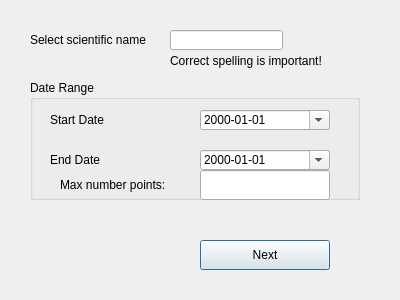
The window that WFS_search.ui (albabjorkman/GIT-project) describes before a commit, drawn with Qt 5.
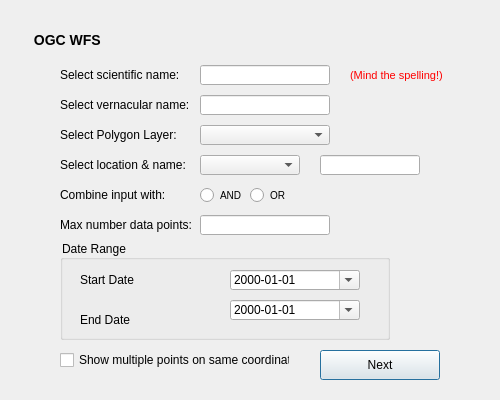
The same window after the commit.

The edit to the form file:
```diff
--- a/WFS_search.ui
+++ b/WFS_search.ui
@@ -6,167 +6,415 @@
    <rect>
     <x>0</x>
     <y>0</y>
-    <width>400</width>
-    <height>300</height>
+    <width>500</width>
+    <height>400</height>
    </rect>
   </property>
   <property name="windowTitle">
-   <string>WFS Service</string>
+   <string>OGC WFS</string>
   </property>
   
-  <widget class="QPushButton" name="loadDataButton">
+  <!-- Title label -->
+  <widget class="QLabel" name="Title_art">
+    <property name="geometry">
+     <rect>
+      <x>30</x>´
+      <y>30</y>
+      <width>300</width>
+      <height>20</height>
+     </rect>
+    </property>
+    <property name="text">
+     <string> OGC WFS </string>
+    </property>
+	<property name="styleSheet">
+    <string>
+	  font-weight: bold;
+      font-size: 14px;
+      font-family: "Arial";
+    </string>
+   </property>
+  </widget>
+  
+  <!-- Label, scientific name-->
+  <widget class="QLabel" name="lableAreaType_2">
    <property name="geometry">
     <rect>
-     <x>200</x>
-     <y>240</y>
+     <x>60</x>
+     <y>60</y>
      <width>130</width>
      <height>30</height>
     </rect>
    </property>
    <property name="text">
-    <string>Next</string>
+    <string>Select scientific name:</string>
    </property>
+   <property name="styleSheet">
+    <string>
+      font-size: 12px;
+      font-family: "Arial";
+    </string>
+  </property>
   </widget>
-
-  <widget class="QLabel" name="labelAreaType_2">
-   <property name="geometry">
-    <rect>
-     <x>30</x>
-     <y>19</y>
-     <width>130</width>
-     <height>41</height>
-    </rect>
-   </property>
-   <property name="text">
-    <string>Select scientific name</string>
-   </property>
-  </widget>
-
+  
+  <!-- Line, scientific name-->
   <widget class="QLineEdit" name="scientificName">
    <property name="geometry">
     <rect>
-     <x>170</x>
-     <y>30</y>
-     <width>113</width>
+     <x>200</x>
+     <y>65</y>
+     <width>130</width>
      <height>20</height>
     </rect>
    </property>
   </widget>
-
+  
+  <!-- Label, reminder spelling-->
   <widget class="QLabel" name="labelReminder">
    <property name="geometry">
     <rect>
-     <x>170</x>
-     <y>40</y>
-     <width>151</width>
-     <height>41</height>
+     <x>350</x>
+     <y>65</y>
+     <width>150</width>
+     <height>20</height>
     </rect>
    </property>
    <property name="text">
-    <string>Correct spelling is important!</string>
+    <string>(Mind the spelling!)</string>
    </property>
+   <property name="styleSheet">
+    <string>
+      font-size: 11px;
+      font-family: "Arial";
+	  color: #FF0000;
+    </string>
+  </property>
   </widget>
-
+  
+  <!-- Label, vernacular name-->
+  <widget class="QLabel" name="lableAreaType_4">
+   <property name="geometry">
+    <rect>
+     <x>60</x>
+     <y>90</y>
+     <width>130</width>
+     <height>30</height>
+    </rect>
+   </property>
+   <property name="text">
+    <string>Select vernacular name:</string>
+   </property>
+   <property name="styleSheet">
+    <string>
+      font-size: 12px;
+      font-family: "Arial";
+    </string>
+  </property>
+  </widget>
+  
+  <!-- Line, vernacular name-->
+  <widget class="QLineEdit" name="vernacularName">
+   <property name="geometry">
+    <rect>
+     <x>200</x>
+     <y>95</y>
+     <width>130</width>
+     <height>20</height>
+    </rect>
+   </property>
+  </widget>
+  
+  <!-- Label, polygon-->
+  <widget class="QLabel" name="labelPolygonLayer">
+   <property name="geometry">
+    <rect>
+     <x>60</x>
+     <y>120</y>
+     <width>130</width>
+     <height>30</height>
+    </rect>
+   </property>
+   <property name="text">
+    <string>Select Polygon Layer:</string>
+   </property>
+   <property name="styleSheet">
+    <string>
+      font-size: 12px;
+      font-family: "Arial";
+    </string>
+  </property>
+  </widget>
+  
+  <!-- Combobox, polygon-->
+  <widget class="QComboBox" name="polygonLayerComboBox">
+   <property name="geometry">
+    <rect>
+     <x>200</x>
+     <y>125</y>
+     <width>130</width>
+     <height>20</height>
+    </rect>
+   </property>
+  </widget>
+  
+  <!-- Label, locality-->
+  <widget class="QLabel" name="labelLocality">
+   <property name="geometry">
+    <rect>
+     <x>60</x>
+     <y>150</y>
+     <width>130</width>
+     <height>30</height>
+    </rect>
+   </property>
+   <property name="text">
+    <string>Select location &amp; name:</string>
+   </property>
+   <property name="styleSheet">
+    <string>
+      font-size: 12px;
+      font-family: "Arial";
+    </string>
+  </property>
+  </widget>
+   
+   <!-- Combobox, locality-->
+   <widget class="QComboBox" name="AreaType">
+   <property name="geometry">
+    <rect>
+     <x>200</x>
+     <y>155</y>
+     <width>100</width>
+     <height>20</height>
+    </rect>
+   </property>
+  </widget>  
+  
+  <!-- Line, location-->
+   <widget class="QLineEdit" name="writeAreaType">
+   <property name="geometry">
+    <rect>
+     <x>320</x>
+     <y>155</y>
+     <width>100</width>
+     <height>20</height>
+    </rect>
+   </property>
+  </widget>
+  
+  <!-- Label, combine input-->
+  <widget class="QLabel" name="lableAreaType_5">
+   <property name="geometry">
+    <rect>
+     <x>60</x>
+     <y>180</y>
+     <width>120</width>
+     <height>30</height>
+    </rect>
+   </property>
+   <property name="text">
+    <string>Combine input with:</string>
+   </property>
+   <property name="styleSheet">
+    <string>
+      font-size: 12px;
+      font-family: "Arial";
+    </string>
+  </property>
+  </widget>
+  
+  <!-- RadioButton, AND-->
+  <widget class="QRadioButton" name="AND">
+   <property name="geometry">
+    <rect>
+     <x>200</x>
+     <y>185</y>
+     <width>80</width>
+     <height>20</height>
+    </rect>
+   </property>
+   <property name="text">
+    <string>AND</string>
+   </property>
+   <property name="styleSheet">
+    <string>
+      font-size: 10px;
+      font-family: "Arial";
+    </string>
+  </property>
+  </widget>
+  
+  <!-- Radiobutton, OR-->
+  <widget class="QRadioButton" name="OR">
+   <property name="geometry">
+    <rect>
+     <x>250</x>
+     <y>185</y>
+     <width>80</width>
+     <height>20</height>
+    </rect>
+   </property>
+   <property name="text">
+    <string>OR</string>
+   </property>
+   <property name="styleSheet">
+    <string>
+      font-size: 10px;
+      font-family: "Arial";
+    </string>
+  </property>
+  </widget>
+  
+  <!-- Label, nbr of data points-->
+  <widget class="QLabel" name="lableAreaType_6">
+   <property name="geometry">
+    <rect>
+     <x>60</x>
+     <y>210</y>
+     <width>140</width>
+     <height>30</height>
+    </rect>
+   </property>
+   <property name="text">
+    <string>Max number data points:</string>
+   </property>
+   <property name="styleSheet">
+    <string>
+      font-size: 12px;
+      font-family: "Arial";
+    </string>
+  </property>
+  </widget>
+  
+  <!-- Line, nbr of data points-->
+  <widget class="QLineEdit" name="maxNbr_WFS">
+   <property name="geometry">
+    <rect>
+     <x>200</x>
+     <y>215</y>
+     <width>130</width>
+     <height>20</height>
+    </rect>
+   </property>
+  </widget>
+  
+   <!-- Data and time box --> 
   <widget class="QGroupBox" name="dateAndTimeBox">
+   <property name="geometry">
+    <rect>
+     <x>60</x>
+     <y>240</y>
+     <width>330</width>
+     <height>100</height>
+    </rect>
+   </property>
+   <property name="title">
+    <string>Date Range</string>
+   </property>
+   	<property name="styleSheet">
+    <string>
+      font-size: 12px;
+      font-family: "Arial";
+    </string>
+  </property>
+   
+   <!-- Label, start date -->
+   <widget class="QLabel" name="labelStartDate">
     <property name="geometry">
-        <rect>
-            <x>30</x>
-            <y>80</y>
-            <width>330</width>
-            <height>120</height>
-        </rect>
+     <rect>
+      <x>20</x>
+      <y>30</y>
+      <width>130</width>
+      <height>20</height>
+     </rect>
     </property>
-    <property name="title">
-        <string>Date Range</string>
+    <property name="text">
+     <string>Start Date</string>
     </property>
-    <widget class="QLabel" name="labelStartDate">
-        <property name="geometry">
-            <rect>
-                <x>20</x>
-                <y>30</y>
-                <width>130</width>
-                <height>20</height>
-            </rect>
-        </property>
-        <property name="text">
-            <string>Start Date</string>
-        </property>
-    </widget>
-    <widget class="QDateEdit" name="startDate">
-        <property name="geometry">
-            <rect>
-                <x>170</x>
-                <y>30</y>
-                <width>130</width>
-                <height>20</height>
-            </rect>
-        </property>
-        <property name="calendarPopup">
-            <bool>true</bool>
-        </property>
-        <property name="displayFormat">
-            <string>yyyy-MM-dd</string>
-        </property>
-    </widget>
-    <widget class="QLabel" name="labelEndDate">
-        <property name="geometry">
-            <rect>
-                <x>20</x>
-                <y>70</y>
-                <width>130</width>
-                <height>20</height>
-            </rect>
-        </property>
-        <property name="text">
-            <string>End Date</string>
-        </property>
    </widget>
-   <widget class="QDateEdit" name="endDate">
+   
+   <!-- Date, start date -->
+   <widget class="QDateEdit" name="startDate">
     <property name="geometry">
      <rect>
       <x>170</x>
+      <y>30</y>
+      <width>130</width>
+      <height>20</height>
+     </rect>
+    </property>
+    <property name="displayFormat">
+     <string>yyyy-MM-dd</string>
+    </property>
+    <property name="calendarPopup">
+     <bool>true</bool>
+    </property>
+   </widget>
+   
+   <!-- Label, end date -->
+   <widget class="QLabel" name="labelEndDate">
+    <property name="geometry">
+     <rect>
+      <x>20</x>
       <y>70</y>
       <width>130</width>
       <height>20</height>
      </rect>
     </property>
-    <property name="calendarPopup">
-     <bool>true</bool>
+    <property name="text">
+     <string>End Date</string>
+    </property>
+   </widget>
+   
+   <!-- Date, end date -->
+   <widget class="QDateEdit" name="endDate">
+    <property name="geometry">
+     <rect>
+      <x>170</x>
+      <y>60</y>
+      <width>130</width>
+      <height>20</height>
+     </rect>
     </property>
     <property name="displayFormat">
      <string>yyyy-MM-dd</string>
     </property>
+    <property name="calendarPopup">
+     <bool>true</bool>
+    </property>
    </widget>
-   
-   <!-- Label max number WFS points -->
-   <widget class="QLabel" name="maxNbr_WFSLabel">
+  </widget>
+ 
+  <!-- Checkbox, show multiple points with same coordinates -->
+  <widget class="QCheckBox" name="double">
    <property name="geometry">
     <rect>
-     <x>30</x>
-     <y>90</y>
-     <width>130</width>
-     <height>30</height>
+     <x>60</x>
+     <y>350</y>
+     <width>230</width>
+     <height>20</height>
     </rect>
    </property>
    <property name="text">
-    <string>Max number points:</string>
+    <string>Show multiple points on same coordinates</string>
    </property>
   </widget>
   
-   <!-- QLineEdit max number WFS points -->
-   <widget class="QLineEdit" name="maxNbr_WFS">
+  <!-- Button, next page-->
+  <widget class="QPushButton" name="loadDataButton">
    <property name="geometry">
     <rect>
-     <x>170</x>
-     <y>90</y>
-     <width>130</width>
+     <x>320</x>
+     <y>350</y>
+     <width>120</width>
      <height>30</height>
     </rect>
    </property>
+   <property name="text">
+    <string>Next</string>
+   </property>
   </widget>
   
-  </widget>
-
  </widget>
  <resources/>
  <connections/>
```
